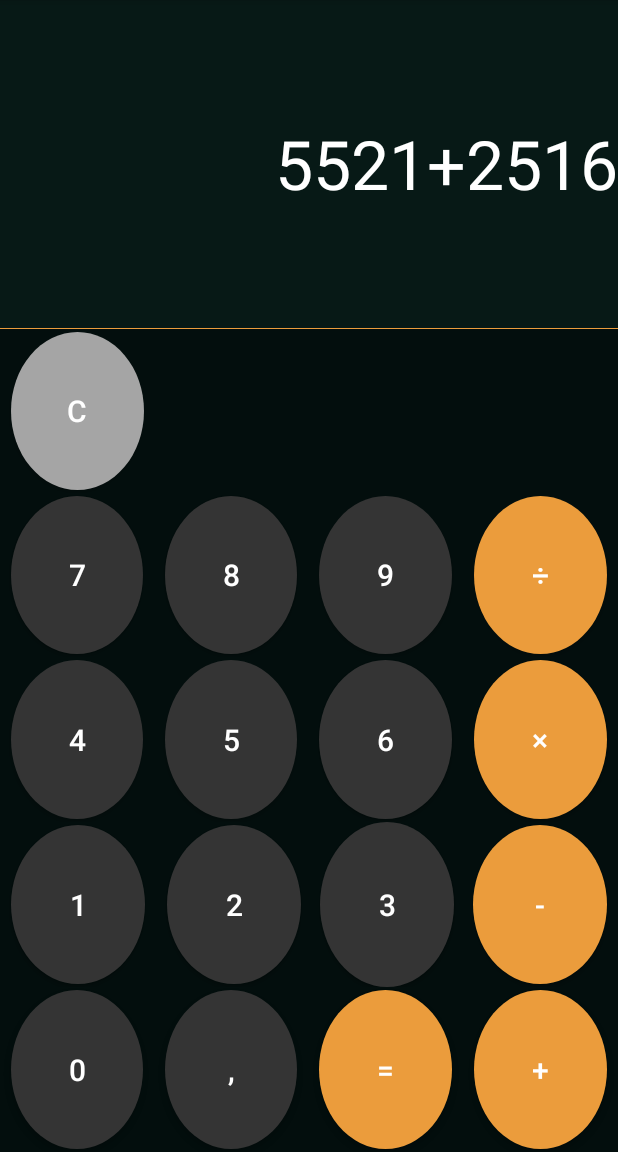
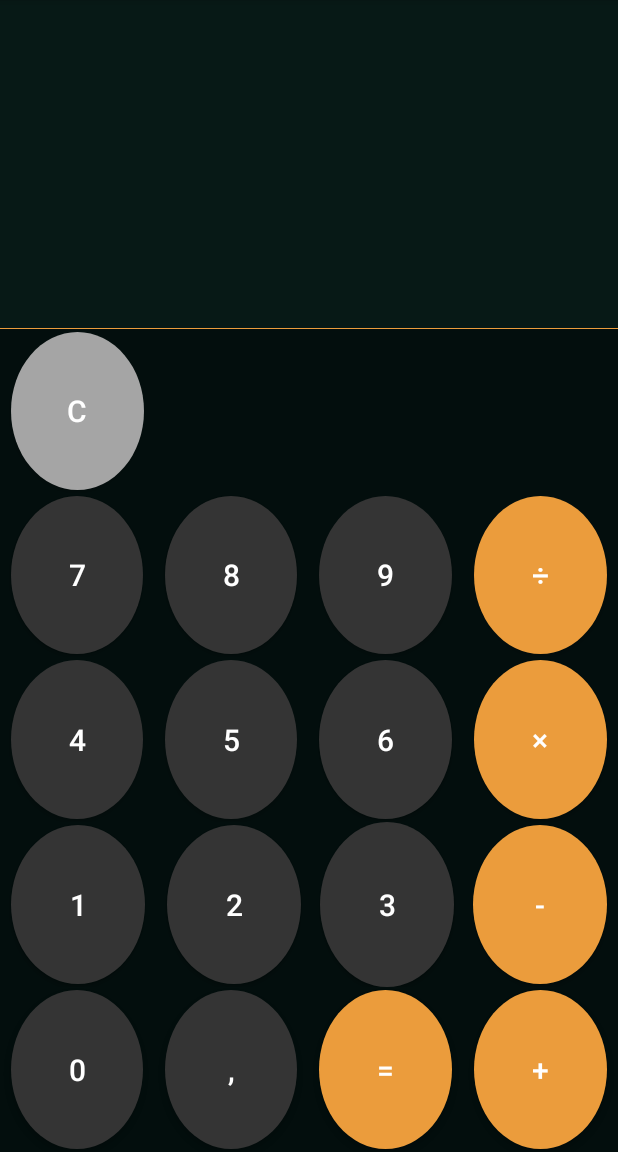
Before and after one commit to gabrieldeespindula/Calculator-app-mobile, an Android app: the screen it shows after launch (MainActivity), on a phone screen of 412 x 824 dp, the part 84-1236 px from its top. Run offline under Robolectric (Android 15) with nearby library versions, the light colour scheme and no system bars.

Commit message:
Adding HorizontalScrollView and modifying TextView.

```diff
--- a/app/src/main/java/com/gabrieldeespindula/calculator/MainActivity.java
+++ b/app/src/main/java/com/gabrieldeespindula/calculator/MainActivity.java
@@ -2,6 +2,9 @@ package com.gabrieldeespindula.calculator;
 
 import android.support.v7.app.AppCompatActivity;
 import android.os.Bundle;
+import android.view.View;
+import android.widget.Button;
+import android.widget.TextView;
 
 public class MainActivity extends AppCompatActivity {
 
--- a/app/src/main/res/layout/activity_main.xml
+++ b/app/src/main/res/layout/activity_main.xml
@@ -8,22 +8,22 @@
     tools:context=".MainActivity"
     android:orientation="vertical">
 
-    <LinearLayout
+    <HorizontalScrollView
         android:layout_width="match_parent"
         android:layout_height="0dp"
         android:layout_weight="2"
-        android:orientation="vertical"
-        android:background="@color/background_text">
+        android:background="@color/background_text"
+        android:layoutDirection="rtl">
 
         <TextView
             android:layout_width="wrap_content"
             android:layout_height="match_parent"
-            android:text="5521+2516"
+            android:text=""
             android:textColor="@android:color/white"
             android:textSize="45sp"
-            android:layout_gravity="end"
-            android:gravity="center_vertical"/>
-    </LinearLayout>
+            android:gravity="center_vertical"
+            android:paddingRight="30dp"/>
+    </HorizontalScrollView>
     <View
         android:layout_width="match_parent"
         android:layout_height="0.1dp"
```
Also changed, not shown: 2 other files.
